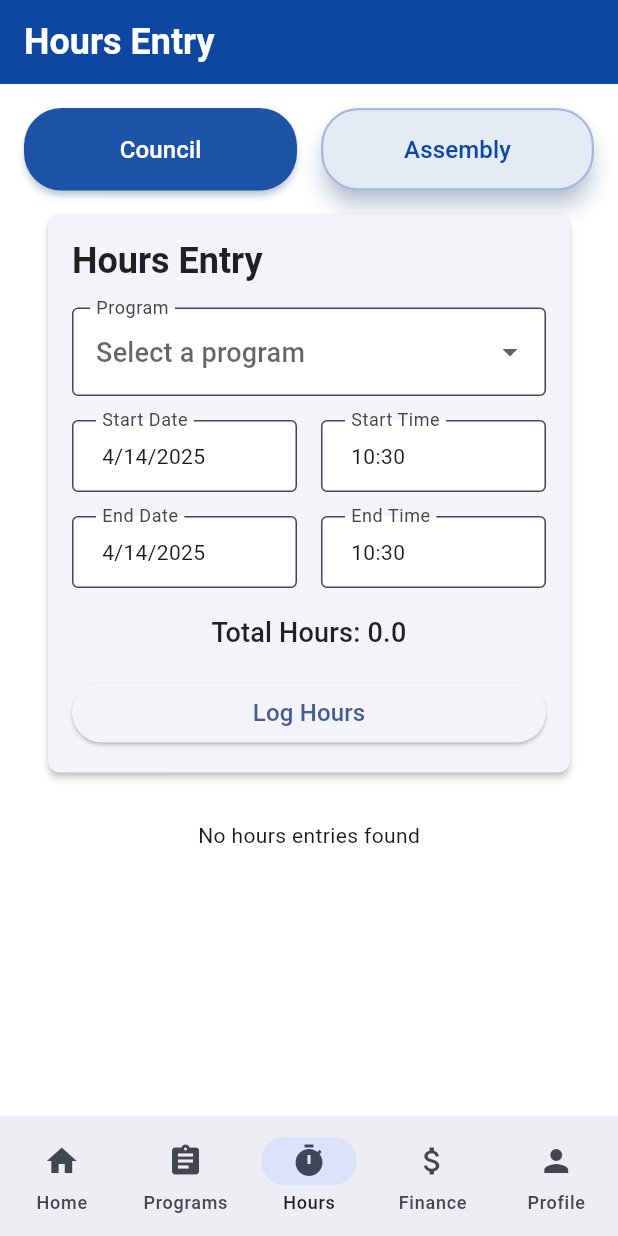
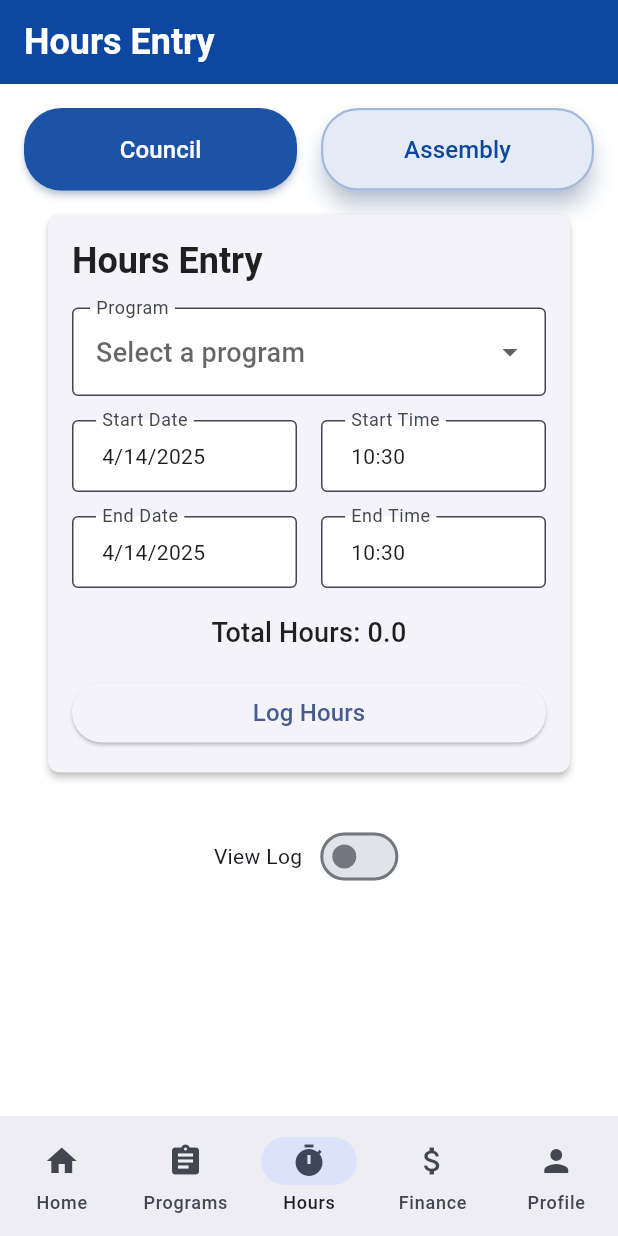
Before and after one commit to shawnmcpeek/councilfinances, a Flutter app: the screen it shows once a user with an empty profile is signed in, item 3 of the bottom bar chosen, on a phone screen of 412 x 824 dp. Run offline on Flutter 3.47's test engine with Material 3 defaults, Android fonts, the phone set to English and light mode, and no system bars; our stand-ins replace cloud_firestore, firebase_auth, firebase_core, rxdart, share_plus; missing offline and left inert: syncfusion_flutter_pdf; accounts and stored records are empty.

Commit message:
added loging vew better

```diff
--- a/lib/src/components/hours_history.dart
+++ b/lib/src/components/hours_history.dart
@@ -1,9 +1,10 @@
 import 'package:flutter/material.dart';
-import 'package:intl/intl.dart';
+import 'dart:async';
 import '../services/hours_service.dart';
 import '../models/hours_entry.dart';
+import '../models/hours_entry_adapter.dart';
+import '../components/log_display.dart';
 import '../theme/app_theme.dart';
-import 'dart:async';
 
 class HoursHistoryList extends StatefulWidget {
   final String organizationId;
@@ -21,8 +22,6 @@ class HoursHistoryList extends StatefulWidget {
 
 class _HoursHistoryListState extends State<HoursHistoryList> {
   final _hoursService = HoursService();
-  final _dateFormat = DateFormat('M/d/yyyy');
-  final _timeFormat = DateFormat('h:mm a');
   StreamSubscription<List<HoursEntry>>? _subscription;
   List<HoursEntry> _entries = [];
   bool _isLoading = true;
@@ -98,37 +97,11 @@ class _HoursHistoryListState extends State<HoursHistoryList> {
       return const Center(child: CircularProgressIndicator());
     }
 
-    if (_entries.isEmpty) {
-      return const Center(child: Text('No hours entries found'));
-    }
-
-    return ListView.builder(
+    return LogDisplay<HoursEntryAdapter>(
+      entries: _entries.map((entry) => HoursEntryAdapter(entry)).toList(),
+      emptyMessage: 'No hours entries found',
       shrinkWrap: true,
       physics: const NeverScrollableScrollPhysics(),
-      itemCount: _entries.length,
-      itemBuilder: (context, index) {
-        final entry = _entries[index];
-        final startDate = entry.startTime.toDate();
-        final endDate = entry.endTime.toDate();
-
-        final sameDay = startDate.year == endDate.year &&
-                       startDate.month == endDate.month &&
-                       startDate.day == endDate.day;
-
-        final timeRange = sameDay
-            ? '${_dateFormat.format(startDate)} ${_timeFormat.format(startDate)} - ${_timeFormat.format(endDate)}'
-            : '${_dateFormat.format(startDate)} ${_timeFormat.format(startDate)} - ${_dateFormat.format(endDate)} ${_timeFormat.format(endDate)}';
-
-        return Card(
-          margin: EdgeInsets.only(bottom: AppTheme.spacing),
-          child: ListTile(
-            title: Text(entry.programName),
-            subtitle: Text(
-              '$timeRange\n${entry.totalHours} hours',
-            ),
-          ),
-        );
-      },
     );
   }
 }
--- a/lib/src/models/hours_entry.dart
+++ b/lib/src/models/hours_entry.dart
@@ -36,7 +36,9 @@ class HoursEntry {
       startTime: data['startTime'] as Timestamp,
       endTime: data['endTime'] as Timestamp,
       totalHours: (data['totalHours'] as num).toDouble(),
-      createdAt: (data['createdAt'] as Timestamp).toDate(),
+      createdAt: data['createdAt'] != null
+          ? (data['createdAt'] as Timestamp).toDate()
+          : DateTime.now(), // Fallback to current time if server timestamp not set yet
       updatedAt: data['updatedAt'] != null
           ? (data['updatedAt'] as Timestamp).toDate()
           : null,
--- /dev/null
+++ b/lib/src/models/hours_entry_adapter.dart
@@ -0,0 +1,39 @@
+import '../components/log_display.dart';
+import '../models/hours_entry.dart';
+import '../utils/formatters.dart';
+
+class HoursEntryAdapter implements LogEntry {
+  final HoursEntry entry;
+  final bool hasEditPermission;
+  final bool hasDeletePermission;
+
+  HoursEntryAdapter(this.entry, {
+    this.hasEditPermission = false,
+    this.hasDeletePermission = false,
+  });
+
+  @override
+  String get id => entry.id;
+
+  @override
+  DateTime get date => entry.startTime.toDate();
+
+  @override
+  String get title => entry.programName;
+
+  @override
+  String get subtitle => '${entry.totalHours} hours';
+
+  @override
+  Map<String, String> get details => {
+    'Start Time': formatTime(entry.startTime.toDate()),
+    'End Time': formatTime(entry.endTime.toDate()),
+    'Total Hours': entry.totalHours.toString(),
+  };
+
+  @override
+  bool get canEdit => hasEditPermission;
+
+  @override
+  bool get canDelete => hasDeletePermission;
+}
--- a/lib/src/models/program_entry_adapter.dart
+++ b/lib/src/models/program_entry_adapter.dart
@@ -42,7 +42,7 @@ class ProgramEntryAdapter implements LogEntry {
   String get title => entry.program.name;
 
   @override
-  String get subtitle => '${formatDate(entry.date)} - ${entry.hours} hrs, ${formatCurrency(entry.disbursement)}';
+  String get subtitle => '${entry.hours} hrs, ${formatCurrency(entry.disbursement)}';
 
   @override
   Map<String, String> get details => {
--- a/lib/src/models/user_profile.dart
+++ b/lib/src/models/user_profile.dart
@@ -64,9 +64,11 @@ class UserProfile {
   }
 
   String getOrganizationId(bool isAssembly) {
-    return isAssembly
-      ? (assemblyNumber ?? '').toString()
-      : councilNumber.toString();
+    if (isAssembly) {
+      if (assemblyNumber == null) return '';
+      return 'A${assemblyNumber.toString().padLeft(6, '0')}';
+    }
+    return 'C${councilNumber.toString().padLeft(6, '0')}';
   }
 
   bool get isAssembly => assemblyNumber != null;
--- a/lib/src/utils/formatters.dart
+++ b/lib/src/utils/formatters.dart
@@ -18,3 +18,7 @@ String formatDate(DateTime date) {
 String formatMonth(int month) {
   return DateFormat('MMMM').format(DateTime(2024, month));
 }
+
+String formatTime(DateTime time) {
+  return DateFormat('h:mm a').format(time);
+}
```
Also changed, not shown: lib/src/components/log_display.dart (+63 -67 lines), lib/src/screens/programs_collect.dart (+27 -15 lines), lib/src/services/hours_service.dart (+8 -3 lines), lib/src/services/program_entry_service.dart (+33 -8 lines), assets/images/knights1.png (added), assets/images/knights2.png (added), assets/images/knights3.png (added).
